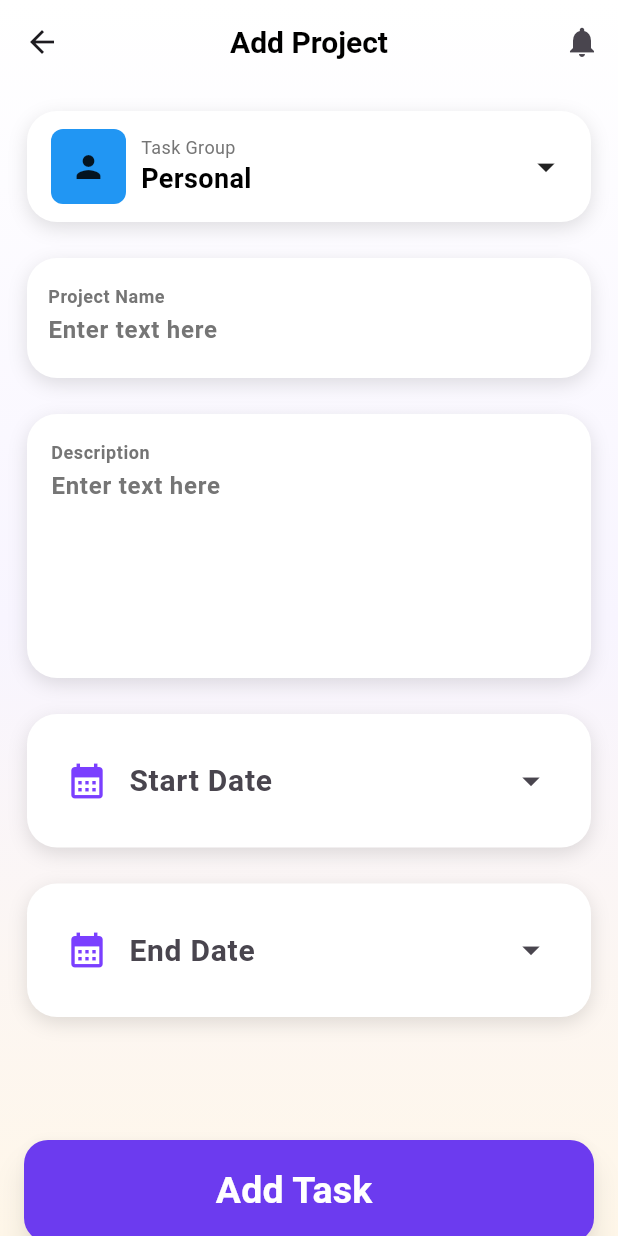
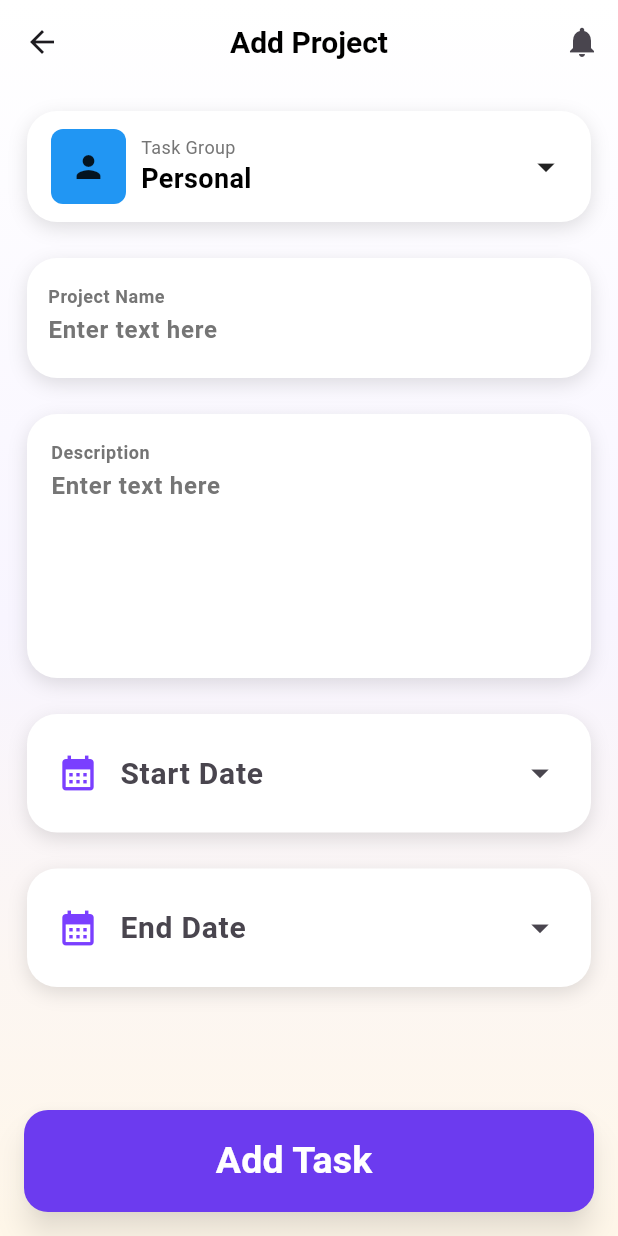
Before and after one commit to LucHo251025/Task-Manager-App, a Flutter app: the screen it shows after launch, on a phone screen of 412 x 824 dp. Run offline on Flutter 3.47's test engine with Material 3 defaults, Android fonts, the phone set to English and light mode, and no system bars; our stand-ins replace flutter_bloc, font_awesome_flutter; Roboto replaces fonts that are missing (Urbanist).

Commit message:
style(select_date): adjust size of date display component

```diff
--- a/lib/features/task/presentation/widgets/date_card.dart
+++ b/lib/features/task/presentation/widgets/date_card.dart
@@ -14,6 +14,7 @@ class DateCard extends StatelessWidget {
 
   @override
   Widget build(BuildContext context) {
+
     return GestureDetector(
       onTap: onTap,
       child: Container(
--- a/lib/features/task/presentation/widgets/select_date.dart
+++ b/lib/features/task/presentation/widgets/select_date.dart
@@ -39,7 +39,7 @@ class _SelectDateState extends State<SelectDate> {
   Widget build(BuildContext context) {
     return Container(
         margin: const EdgeInsets.all(2),
-        padding: const EdgeInsets.symmetric(horizontal: 16, vertical: 12),
+        padding: const EdgeInsets.symmetric(horizontal: 10, vertical: 10),
         decoration: BoxDecoration(
           color: Colors.white,
           borderRadius: BorderRadius.circular(20),
@@ -58,12 +58,13 @@ class _SelectDateState extends State<SelectDate> {
             }
             return null;
           },
+
           controller: _dateController,
           decoration: InputDecoration(
             border: InputBorder.none,
             labelText: widget.lable,
             prefixIcon: const Icon(Icons.calendar_month,
-            size: 28, color:  Color(0xFF7A3FFF)),
+                size: 28, color: Color(0xFF7A3FFF)),
             suffixIcon: Icon(
               isExpanded ? Icons.arrow_drop_up : Icons.arrow_drop_down,
               size: 28,
@@ -71,6 +72,10 @@ class _SelectDateState extends State<SelectDate> {
             hintText: 'dd/mm/yyyy',
           ),
           readOnly: true,
+          style: const TextStyle(
+            fontSize: 16,
+            color: Colors.black,
+          ),
           onTap: () async {
             setState(() {
               isExpanded = !isExpanded;
@@ -85,6 +90,7 @@ class _SelectDateState extends State<SelectDate> {
                   "${pickedDate.day}/${pickedDate.month}/${pickedDate.year}";
               _dateController.text = formattedDate;
               _selectDate(pickedDate);
+
             }
           },
         ));
```
